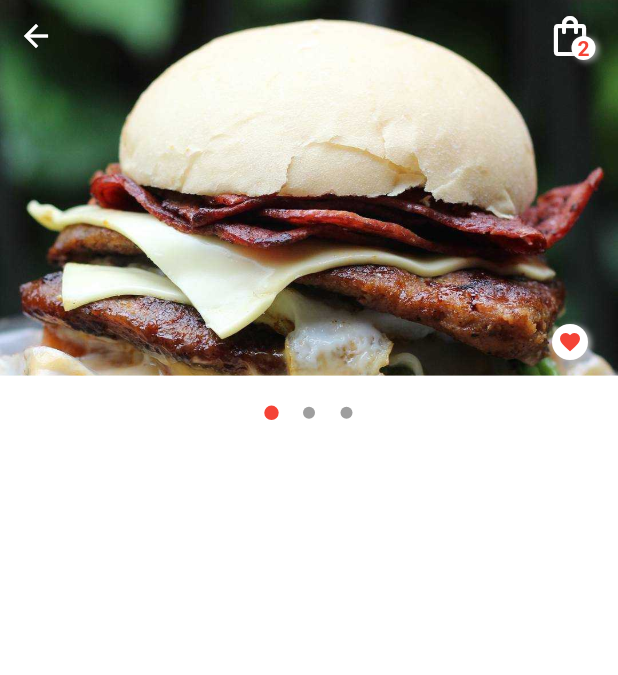
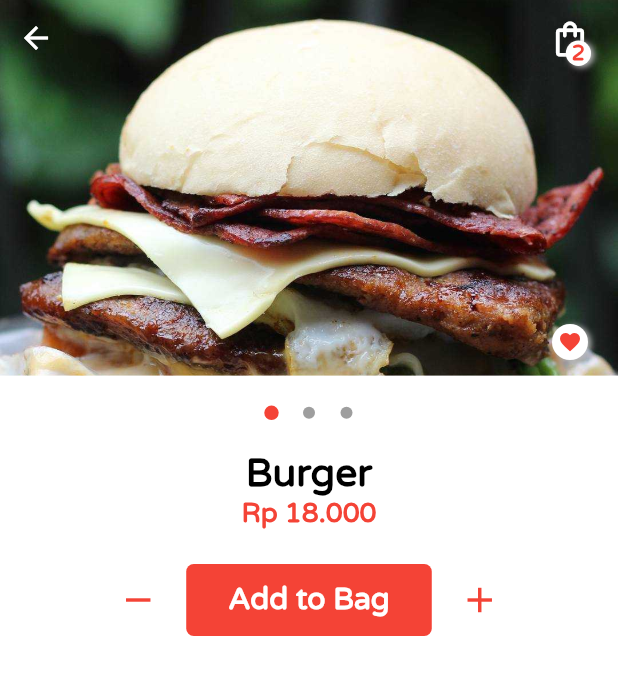
Before and after one commit to haikalogic/FoodApp_flutter, a Flutter app: the screen it shows after launch, after a tap on "Burger", on a phone screen of 412 x 824 dp. Shown: the top 675 px of the screen. Run offline on Flutter 3.47's test engine with Material 2 defaults, Android fonts, the phone set to English and light mode, and no system bars; drawn by our look-alikes of carousel_pro.

Commit message:
update shopping bag screen

```diff
--- a/lib/main.dart
+++ b/lib/main.dart
@@ -9,7 +9,7 @@ class MyApp extends StatelessWidget {
     return MaterialApp(
       debugShowCheckedModeBanner: false,
       title: "Food App",
-      theme: ThemeData(primarySwatch: Colors.red),
+      theme: ThemeData(primarySwatch: Colors.red, fontFamily: "Varela"),
       home: Home(),
     );
   }
--- a/lib/scr/screens/details.dart
+++ b/lib/scr/screens/details.dart
@@ -1,8 +1,9 @@
 import 'package:app_foodordering/scr/models/product.dart';
 import 'package:app_foodordering/scr/helpers/style.dart';
-import 'package:app_foodordering/scr/widgets/title.dart';
+import 'package:app_foodordering/scr/widgets/custom_text.dart';
 import 'package:flutter/material.dart';
 import 'package:carousel_pro/carousel_pro.dart';
+import 'package:intl/intl.dart';
 
 class Details extends StatefulWidget {
   final Product product;
@@ -59,27 +60,29 @@ class _DetailsState extends State<Details> {
                         child: Stack(
                           children: [
                             Padding(
-                              padding: const EdgeInsets.only(right: 8.0),
+                              padding: const EdgeInsets.only(top: 2.0),
                               child: Stack(
                                 children: [
-                                  Icon(
-                                    Icons.shopping_bag_outlined,
-                                    color: white,
-                                    size: 32,
-                                  ),
+                                  IconButton(
+                                      icon: Icon(
+                                        Icons.shopping_bag_outlined,
+                                        color: white,
+                                        size: 28,
+                                      ),
+                                      onPressed: () {}),
                                 ],
                               ),
                             ),
                             Positioned(
-                              right: 7,
-                              bottom: 0,
+                              right: 10,
+                              bottom: 6,
                               child: Container(
                                 decoration: BoxDecoration(
                                     color: white,
                                     borderRadius: BorderRadius.circular(10),
                                     boxShadow: [
                                       BoxShadow(
-                                          color: grey,
+                                          color: Colors.grey[400],
                                           offset: Offset(2, 1),
                                           blurRadius: 3)
                                     ]),
@@ -125,6 +128,55 @@ class _DetailsState extends State<Details> {
                   )
                 ],
               ),
+            ),
+            CustomText(
+              text: widget.product.name,
+              size: 26,
+              weight: FontWeight.bold,
+            ),
+            Text(
+              NumberFormat.currency(
+                      locale: "id", symbol: "Rp ", decimalDigits: 0)
+                  .format(widget.product.price),
+              style: TextStyle(
+                  fontSize: 18, fontWeight: FontWeight.w600, color: red),
+            ),
+            SizedBox(
+              height: 15,
+            ),
+            Row(
+              mainAxisAlignment: MainAxisAlignment.center,
+              children: [
+                Padding(
+                  padding: const EdgeInsets.all(8.0),
+                  child: IconButton(
+                      icon: Icon(Icons.remove, size: 28, color: red),
+                      onPressed: () {}),
+                ),
+                GestureDetector(
+                  onTap: () {},
+                  child: Container(
+                    decoration: BoxDecoration(
+                        color: red, borderRadius: BorderRadius.circular(5)),
+                    child: Padding(
+                      padding:
+                          const EdgeInsets.fromLTRB(28.0, 12.0, 28.0, 12.0),
+                      child: CustomText(
+                        text: "Add to Bag",
+                        size: 20,
+                        color: white,
+                        weight: FontWeight.w600,
+                      ),
+                    ),
+                  ),
+                ),
+                Padding(
+                  padding: const EdgeInsets.all(8.0),
+                  child: IconButton(
+                      icon: Icon(Icons.add, size: 28, color: red),
+                      onPressed: () {}),
+                ),
+              ],
             )
           ],
         ),
--- a/lib/scr/screens/home.dart
+++ b/lib/scr/screens/home.dart
@@ -1,10 +1,14 @@
+import 'package:app_foodordering/scr/helpers/screen_navigation.dart';
+import 'package:app_foodordering/scr/models/product.dart';
+import 'package:app_foodordering/scr/screens/bag.dart';
 import 'package:app_foodordering/scr/widgets/bottom_navigation.dart';
 import 'package:app_foodordering/scr/widgets/categories.dart';
 import 'package:app_foodordering/scr/helpers/style.dart';
 import 'package:app_foodordering/scr/widgets/featured_product.dart';
 import 'package:app_foodordering/scr/widgets/small_button.dart';
-import 'package:app_foodordering/scr/widgets/title.dart';
+import 'package:app_foodordering/scr/widgets/custom_text.dart';
 import 'package:flutter/material.dart';
+import 'package:intl/intl.dart';
 
 class Home extends StatefulWidget {
   @override
@@ -12,6 +16,14 @@ class Home extends StatefulWidget {
 }
 
 class _HomeState extends State<Home> {
+  Product product = Product(
+    name: "Bakso",
+    price: 15000,
+    rating: 4.2,
+    vendor: "Bakso Solo",
+    wishList: true,
+    image: "bakso.jpg",
+  );
   @override
   Widget build(BuildContext context) {
     return Scaffold(
@@ -91,7 +103,7 @@ class _HomeState extends State<Home> {
                       padding: const EdgeInsets.all(0),
                       child: ClipRRect(
                           borderRadius: BorderRadius.circular(10),
-                          child: Image.asset("images/bakso.jpg")),
+                          child: Image.asset("images/${product.image}")),
                     ),
                   ),
                   Padding(
@@ -117,7 +129,7 @@ class _HomeState extends State<Home> {
                                     size: 20,
                                   ),
                                 ),
-                                Text("4.5")
+                                Text(product.rating.toString())
                               ],
                             ),
                           ),
@@ -155,9 +167,10 @@ class _HomeState extends State<Home> {
                         Padding(
                           padding: const EdgeInsets.fromLTRB(12, 8, 8, 8),
                           child: RichText(
-                              text: TextSpan(children: [
+                              text: TextSpan(
+                                  children: [
                                 TextSpan(
-                                text: "Bakso \n",
+                                    text: product.name + "\n",
                                     style: TextStyle(
                                         fontSize: 20,
                                         fontWeight: FontWeight.w700,
@@ -169,24 +182,33 @@ class _HomeState extends State<Home> {
                                         fontWeight: FontWeight.w300,
                                         color: white)),
                                 TextSpan(
-                                text: "Bakso Solo",
+                                    text: product.vendor,
                                     style: TextStyle(
                                         fontSize: 16,
                                         fontWeight: FontWeight.w500,
                                         color: white)),
-                          ], style: TextStyle(color: black))),
+                              ],
+                                  style: TextStyle(
+                                      color: black, fontFamily: "Varela"))),
                         ),
                         Padding(
                           padding: const EdgeInsets.all(8.0),
                           child: RichText(
-                              text: TextSpan(children: [
+                              text: TextSpan(
+                                  children: [
                                 TextSpan(
-                                text: "Rp 12.000",
+                                    text: NumberFormat.currency(
+                                      locale: "id",
+                                      symbol: "Rp ",
+                                      decimalDigits: 0,
+                                    ).format(product.price),
                                     style: TextStyle(
                                         fontSize: 20,
                                         fontWeight: FontWeight.w300,
                                         color: white))
-                          ], style: TextStyle(color: black))),
+                              ],
+                                  style: TextStyle(
+                                      color: black, fontFamily: "Varela"))),
                         )
                       ],
                     ),
@@ -199,7 +221,7 @@ class _HomeState extends State<Home> {
         ),
       ),
       bottomNavigationBar: Container(
-        height: 60,
+        height: 65,
         color: white,
         child: Padding(
           padding: const EdgeInsets.all(4),
@@ -215,6 +237,9 @@ class _HomeState extends State<Home> {
                 name: "Nearby",
               ),
               BottomNavIcon(
+                onTap: () {
+                  changeScreen(context, ShoppingBag());
+                },
                 image: "shopping-bag.png",
                 name: "Cart",
               ),
--- a/lib/scr/widgets/categories.dart
+++ b/lib/scr/widgets/categories.dart
@@ -1,6 +1,6 @@
 import 'package:app_foodordering/scr/models/category.dart';
 import 'package:app_foodordering/scr/helpers/style.dart';
-import 'package:app_foodordering/scr/widgets/title.dart';
+import 'package:app_foodordering/scr/widgets/custom_text.dart';
 import 'package:flutter/material.dart';
 
 List<Category> categoriesList = [
--- a/lib/scr/widgets/title.dart
+++ b/lib/scr/widgets/custom_text.dart
@@ -16,7 +16,8 @@ class CustomText extends StatelessWidget {
       style: TextStyle(
           fontSize: size ?? 16,
           color: color ?? black,
-          fontWeight: weight ?? FontWeight.normal),
+          fontWeight: weight ?? FontWeight.normal,
+          fontFamily: "Varela"),
     );
   }
 }
--- a/lib/scr/widgets/featured_product.dart
+++ b/lib/scr/widgets/featured_product.dart
@@ -2,7 +2,7 @@ import 'package:app_foodordering/scr/helpers/screen_navigation.dart';
 import 'package:app_foodordering/scr/models/product.dart';
 import 'package:app_foodordering/scr/helpers/style.dart';
 import 'package:app_foodordering/scr/screens/details.dart';
-import 'package:app_foodordering/scr/widgets/title.dart';
+import 'package:app_foodordering/scr/widgets/custom_text.dart';
 import 'package:flutter/material.dart';
 import 'package:intl/intl.dart';
 
```
Also changed, not shown: lib/scr/screens/bag.dart (added, +136 -0 lines), lib/scr/widgets/bottom_navigation.dart (+7 -2 lines), pubspec.yaml (+4 -4 lines), fonts/VarelaRound.ttf (added). Lines whose indentation alone changed are shown as unchanged.
